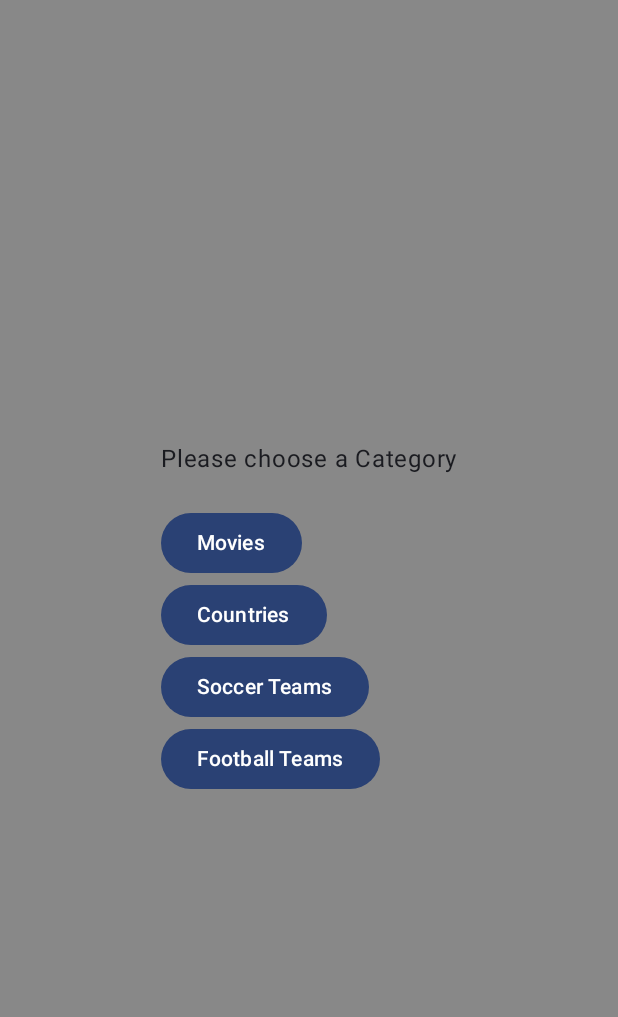
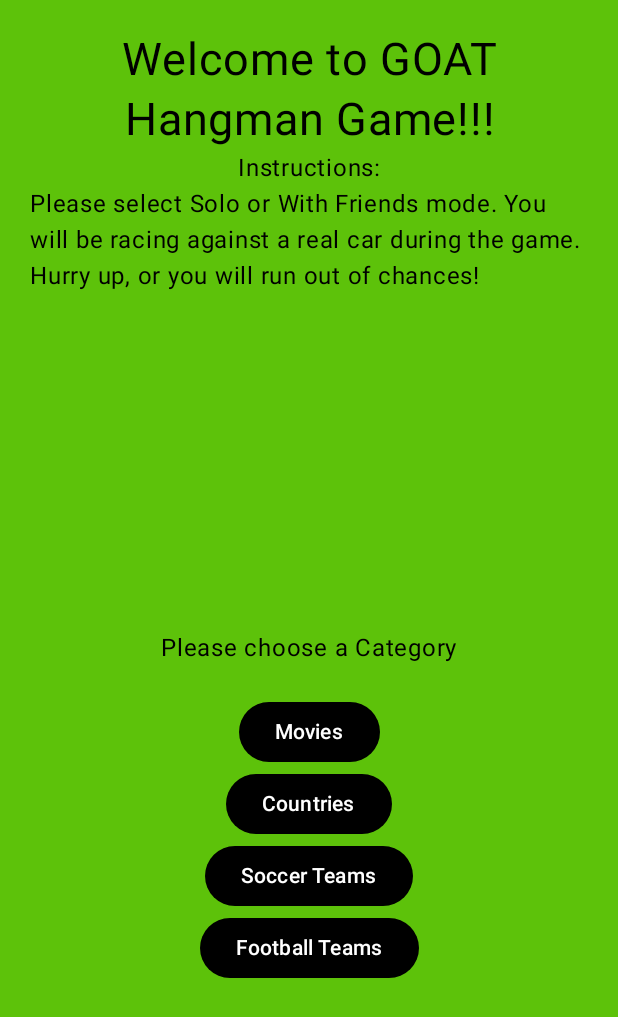
Before and after one commit to nicoopariente/GoatHangmanGame, an Android app built with Jetpack Compose: the screen it shows after launch (MainActivity), after a tap on "Solo Player", on a phone screen of 412 x 824 dp. Shown: the top 1017 px of the screen. Run offline under Robolectric (Android 15) with nearby library versions, the phone set to English and light mode, and no system bars.

Commit message:
finishing_game_logic

```diff
--- a/app/src/main/AndroidManifest.xml
+++ b/app/src/main/AndroidManifest.xml
@@ -16,7 +16,8 @@
             android:name=".MainActivity"
             android:exported="true"
             android:label="@string/app_name"
-            android:theme="@style/Theme.GoatHangmanGame">
+            android:theme="@style/Theme.GoatHangmanGame"
+            android:screenOrientation="portrait">
             <intent-filter>
                 <action android:name="android.intent.action.MAIN" />
 
--- a/app/src/main/java/com/npproject/randomhangmangame/MainActivity.kt
+++ b/app/src/main/java/com/npproject/randomhangmangame/MainActivity.kt
@@ -28,7 +28,7 @@ class MainActivity : ComponentActivity() {
                     NavHost(navController = navigationController, startDestination = "menu", modifier = Modifier.padding(innerPadding)){
                         composable("menu"){ Menu(navigateToGame = {word -> navigationController.navigate(route = "game/$word")}) }
                         composable("game/{word}", arguments = listOf(navArgument("word"){type = NavType.StringType})){
-                            backStackEntry -> Game(backStackEntry.arguments?.getString("word")!!)
+                            backStackEntry -> Game(backStackEntry.arguments?.getString("word")!!, navigateToGame = {navigationController.navigate(route = "menu")})
                              }
                     }
                 }
--- a/app/src/main/java/com/npproject/randomhangmangame/pages/MenuPage.kt
+++ b/app/src/main/java/com/npproject/randomhangmangame/pages/MenuPage.kt
@@ -3,6 +3,7 @@ package com.npproject.randomhangmangame.pages
 import android.graphics.Paint
 import androidx.compose.foundation.background
 import androidx.compose.foundation.clickable
+import androidx.compose.foundation.layout.Arrangement
 import androidx.compose.foundation.layout.Box
 import androidx.compose.foundation.layout.Column
 import androidx.compose.foundation.layout.Row
@@ -11,7 +12,9 @@ import androidx.compose.foundation.layout.fillMaxHeight
 import androidx.compose.foundation.layout.fillMaxSize
 import androidx.compose.foundation.layout.fillMaxWidth
 import androidx.compose.foundation.layout.height
+import androidx.compose.foundation.layout.padding
 import androidx.compose.material3.Button
+import androidx.compose.material3.ButtonDefaults
 import androidx.compose.material3.Text
 import androidx.compose.material3.TextField
 import androidx.compose.runtime.Composable
@@ -20,8 +23,10 @@ import androidx.compose.runtime.*
 import androidx.compose.ui.Alignment
 import androidx.compose.ui.Modifier
 import androidx.compose.ui.graphics.Color
+import androidx.compose.ui.text.style.TextAlign
 import androidx.compose.ui.tooling.preview.Preview
 import androidx.compose.ui.unit.dp
+import androidx.compose.ui.unit.sp
 
 @Composable
 fun Menu(navigateToGame: (String) -> Unit) {
@@ -30,38 +35,46 @@ fun Menu(navigateToGame: (String) -> Unit) {
     var textFieldValue by remember { mutableStateOf("") }
     var categoryPool = CategoryPool()
 
-    Box(modifier = Modifier.fillMaxSize().background(Color.Gray), contentAlignment = Alignment.Center){
+    Box(modifier = Modifier.fillMaxSize().background(Color(0xFF5dc20a))){
 
-        Column(){
+        Column(horizontalAlignment = Alignment.CenterHorizontally, verticalArrangement = Arrangement.Top, modifier = Modifier.padding(20.dp)){
             //Text(text = "Go to Game",modifier = Modifier.clickable { navigateToGame("Text from Menu") })
+            Box( modifier = Modifier.height(400.dp).fillMaxWidth()){
+                Column(horizontalAlignment = Alignment.CenterHorizontally, verticalArrangement = Arrangement.Top) {
+                    Text("Welcome to GOAT Hangman Game!!!", fontSize = 30.sp, color = Color.Black, lineHeight = 40.sp, textAlign = TextAlign.Center )
+                    Text("Instructions:", color = Color.Black)
+                    Text("Please select Solo or With Friends mode. You will be racing against a real car during the game. Hurry up, or you will run out of chances!", color = Color.Black)
+                }
+
+            }
             if(!soloOptions && !friendsOptions){
-                Button(onClick = {soloOptions = !soloOptions}, modifier = Modifier) {
-                    Text(text = "Solo Player")
+                Button(onClick = {soloOptions = !soloOptions}, colors = ButtonDefaults.buttonColors(Color.Black)) {
+                    Text(text = "Solo Player", color = Color.White)
                 }
             }
 
 
             if(soloOptions){
-                Text(text = "Please choose a Category")
+                Text(text = "Please choose a Category", color = Color.Black)
                 Spacer(modifier = Modifier.height(20.dp))
-                Button(onClick = {navigateToGame(categoryPool.randomMovie())}) {
-                    Text(text = "Movies")
+                Button(onClick = {navigateToGame(categoryPool.randomMovie())}, colors = ButtonDefaults.buttonColors(Color.Black)) {
+                    Text(text = "Movies", color = Color.White)
                 }
-                Button(onClick = {navigateToGame(categoryPool.randomCountry())}) {
-                    Text(text = "Countries")
+                Button(onClick = {navigateToGame(categoryPool.randomCountry())}, colors = ButtonDefaults.buttonColors(Color.Black)) {
+                    Text(text = "Countries", color = Color.White)
                 }
-                Button(onClick = {navigateToGame(categoryPool.randomSoccerTeam())}) {
-                    Text(text = "Soccer Teams")
+                Button(onClick = {navigateToGame(categoryPool.randomSoccerTeam())}, colors = ButtonDefaults.buttonColors(Color.Black)) {
+                    Text(text = "Soccer Teams", color = Color.White)
                 }
-                Button(onClick = {navigateToGame(categoryPool.randomFootballTeam())}) {
-                    Text(text = "Football Teams")
+                Button(onClick = {navigateToGame(categoryPool.randomFootballTeam())}, colors = ButtonDefaults.buttonColors(Color.Black)) {
+                    Text(text = "Football Teams", color = Color.White)
                 }
 
             }
 
             if(!soloOptions && !friendsOptions){
-                Button(onClick = {friendsOptions = !friendsOptions}, modifier = Modifier) {
-                    Text(text = "With Friends")
+                Button(onClick = {friendsOptions = !friendsOptions}, colors = ButtonDefaults.buttonColors(Color.Black)) {
+                    Text(text = "With Friends", color = Color.White)
                 }
             }
 
@@ -70,8 +83,8 @@ fun Menu(navigateToGame: (String) -> Unit) {
                 Text(text = "Please Write the word below")
                 Spacer(modifier = Modifier.height(20.dp))
                 TextField(value = textFieldValue, onValueChange = {textFieldValue = it.uppercase()})
-                Button(onClick = {navigateToGame(textFieldValue)}){
-                    Text(text = "Start")
+                Button(onClick = {navigateToGame(textFieldValue)}, colors = ButtonDefaults.buttonColors(Color.Black)){
+                    Text(text = "Start", color = Color.White)
                 }
             }
 
```
Also changed, not shown: app/src/main/java/com/npproject/randomhangmangame/pages/GamePage.kt (+50 -113 lines).
